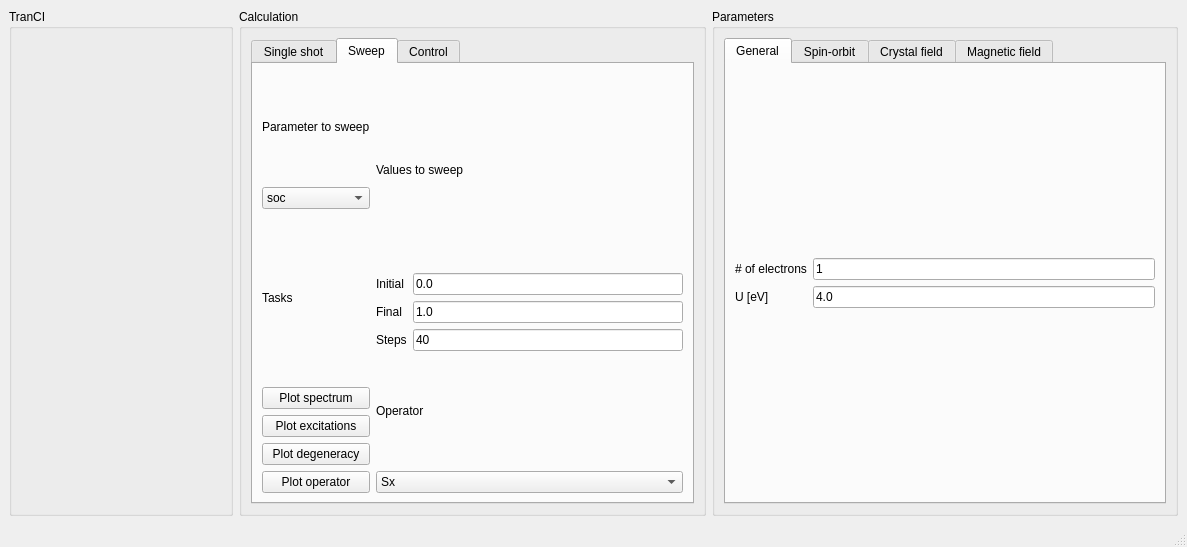
joselado/tranci, file interface_pyqt/interface.ui: the form before one commit.
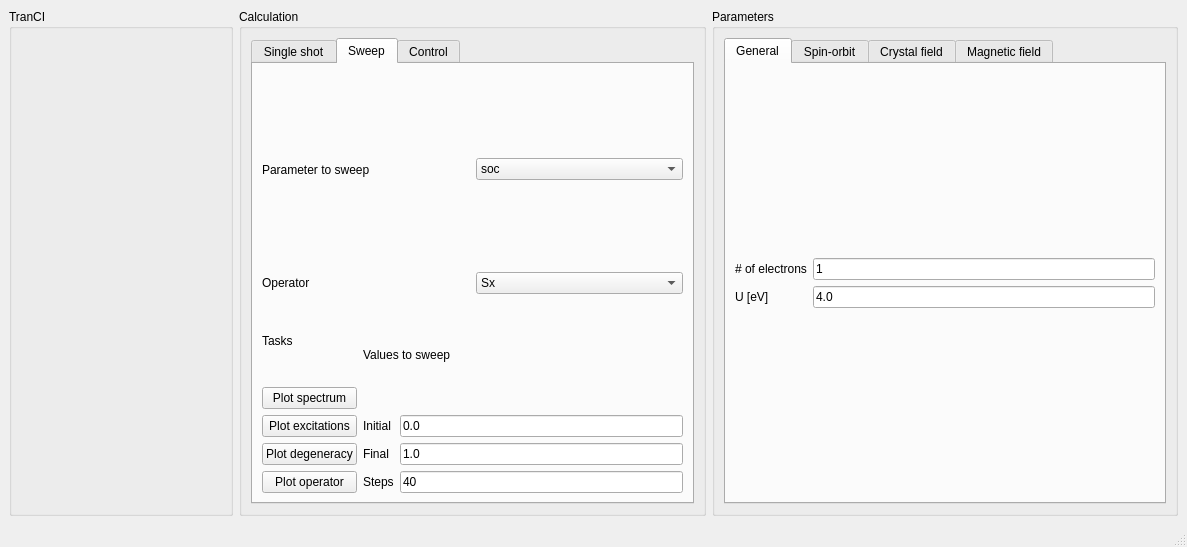
The form after the commit. The open tabs and pages were chosen to show the change.

Diff of the .ui file:
```diff
--- a/interface_pyqt/interface.ui
+++ b/interface_pyqt/interface.ui
@@ -80,200 +80,7 @@
            <string>Sweep</string>
           </attribute>
           <layout class="QGridLayout" name="gridLayout_15">
-           <item row="0" column="0">
-            <layout class="QGridLayout" name="gridLayout_9">
-             <item row="2" column="0">
-              <widget class="QComboBox" name="sweep_variable">
-               <item>
-                <property name="text">
-                 <string>soc</string>
-                </property>
-               </item>
-               <item>
-                <property name="text">
-                 <string>z^2</string>
-                </property>
-               </item>
-               <item>
-                <property name="text">
-                 <string>z^4</string>
-                </property>
-               </item>
-               <item>
-                <property name="text">
-                 <string>x^2-y^2</string>
-                </property>
-               </item>
-               <item>
-                <property name="text">
-                 <string>x^4+y^4+z^4</string>
-                </property>
-               </item>
-               <item>
-                <property name="text">
-                 <string>(x+y+z)^2</string>
-                </property>
-               </item>
-               <item>
-                <property name="text">
-                 <string>B</string>
-                </property>
-               </item>
-               <item>
-                <property name="text">
-                 <string>theta_B</string>
-                </property>
-               </item>
-               <item>
-                <property name="text">
-                 <string>phi_B</string>
-                </property>
-               </item>
-               <item>
-                <property name="text">
-                 <string>J</string>
-                </property>
-               </item>
-               <item>
-                <property name="text">
-                 <string>theta_J</string>
-                </property>
-               </item>
-               <item>
-                <property name="text">
-                 <string>phi_J</string>
-                </property>
-               </item>
-               <item>
-                <property name="text">
-                 <string>U</string>
-                </property>
-               </item>
-              </widget>
-             </item>
-             <item row="1" column="0">
-              <widget class="QLabel" name="label_16">
-               <property name="text">
-                <string>Parameter to sweep</string>
-               </property>
-              </widget>
-             </item>
-            </layout>
-           </item>
-           <item row="0" column="1" rowspan="2">
-            <layout class="QGridLayout" name="gridLayout_10">
-             <item row="3" column="0">
-              <widget class="QLabel" name="label_19">
-               <property name="text">
-                <string>Steps</string>
-               </property>
-              </widget>
-             </item>
-             <item row="1" column="0">
-              <widget class="QLabel" name="label_17">
-               <property name="text">
-                <string>Initial</string>
-               </property>
-              </widget>
-             </item>
-             <item row="3" column="1">
-              <widget class="QLineEdit" name="steps">
-               <property name="toolTip">
-                <string>Number of steps in the sweep</string>
-               </property>
-               <property name="text">
-                <string>40</string>
-               </property>
-              </widget>
-             </item>
-             <item row="1" column="1">
-              <widget class="QLineEdit" name="initial_value">
-               <property name="toolTip">
-                <string>Initial value of the sweep</string>
-               </property>
-               <property name="text">
-                <string>0.0</string>
-               </property>
-              </widget>
-             </item>
-             <item row="2" column="1">
-              <widget class="QLineEdit" name="final_value">
-               <property name="toolTip">
-                <string>Final value of the sweep</string>
-               </property>
-               <property name="text">
-                <string>1.0</string>
-               </property>
-              </widget>
-             </item>
-             <item row="2" column="0">
-              <widget class="QLabel" name="label_18">
-               <property name="text">
-                <string>Final</string>
-               </property>
-              </widget>
-             </item>
-             <item row="0" column="0" colspan="2">
-              <widget class="QLabel" name="label_21">
-               <property name="text">
-                <string>Values to sweep</string>
-               </property>
-              </widget>
-             </item>
-            </layout>
-           </item>
-           <item row="1" column="0" rowspan="2">
-            <layout class="QGridLayout" name="gridLayout_11">
-             <item row="1" column="0">
-              <widget class="QPushButton" name="plot_spectrum">
-               <property name="toolTip">
-                <string>Plot the spectrum of the many body system</string>
-               </property>
-               <property name="text">
-                <string>Plot spectrum</string>
-               </property>
-              </widget>
-             </item>
-             <item row="2" column="0">
-              <widget class="QPushButton" name="plot_excitations">
-               <property name="toolTip">
-                <string>Plot the excitations with respect to the ground state</string>
-               </property>
-               <property name="text">
-                <string>Plot excitations</string>
-               </property>
-              </widget>
-             </item>
-             <item row="3" column="0">
-              <widget class="QPushButton" name="plot_degeneracy">
-               <property name="toolTip">
-                <string>Plot the degeneracy of the ground state</string>
-               </property>
-               <property name="text">
-                <string>Plot degeneracy</string>
-               </property>
-              </widget>
-             </item>
-             <item row="4" column="0">
-              <widget class="QPushButton" name="plot_operator">
-               <property name="toolTip">
-                <string>Plot the expectation value of a certain operator on the ground state manifold</string>
-               </property>
-               <property name="text">
-                <string>Plot operator</string>
-               </property>
-              </widget>
-             </item>
-             <item row="0" column="0">
-              <widget class="QLabel" name="label_20">
-               <property name="text">
-                <string>Tasks</string>
-               </property>
-              </widget>
-             </item>
-            </layout>
-           </item>
-           <item row="2" column="1">
+           <item row="1" column="0" colspan="2">
             <layout class="QGridLayout" name="gridLayout_13">
              <item row="0" column="0">
               <widget class="QLabel" name="label_24">
@@ -282,7 +89,7 @@
                </property>
               </widget>
              </item>
-             <item row="1" column="0">
+             <item row="0" column="1">
               <widget class="QComboBox" name="operator_name">
                <property name="toolTip">
                 <string>Operator used to compute expectation values</string>
@@ -362,6 +169,209 @@
                  <string>z2</string>
                 </property>
                </item>
+               <item>
+                <property name="text">
+                 <string>S_(111)</string>
+                </property>
+               </item>
+               <item>
+                <property name="text">
+                 <string>L_(111)</string>
+                </property>
+               </item>
+              </widget>
+             </item>
+            </layout>
+           </item>
+           <item row="2" column="0">
+            <layout class="QGridLayout" name="gridLayout_11">
+             <item row="1" column="0">
+              <widget class="QPushButton" name="plot_spectrum">
+               <property name="toolTip">
+                <string>Plot the spectrum of the many body system</string>
+               </property>
+               <property name="text">
+                <string>Plot spectrum</string>
+               </property>
+              </widget>
+             </item>
+             <item row="2" column="0">
+              <widget class="QPushButton" name="plot_excitations">
+               <property name="toolTip">
+                <string>Plot the excitations with respect to the ground state</string>
+               </property>
+               <property name="text">
+                <string>Plot excitations</string>
+               </property>
+              </widget>
+             </item>
+             <item row="3" column="0">
+              <widget class="QPushButton" name="plot_degeneracy">
+               <property name="toolTip">
+                <string>Plot the degeneracy of the ground state</string>
+               </property>
+               <property name="text">
+                <string>Plot degeneracy</string>
+               </property>
+              </widget>
+             </item>
+             <item row="4" column="0">
+              <widget class="QPushButton" name="plot_operator">
+               <property name="toolTip">
+                <string>Plot the expectation value of a certain operator on the ground state manifold</string>
+               </property>
+               <property name="text">
+                <string>Plot operator</string>
+               </property>
+              </widget>
+             </item>
+             <item row="0" column="0">
+              <widget class="QLabel" name="label_20">
+               <property name="text">
+                <string>Tasks</string>
+               </property>
+              </widget>
+             </item>
+            </layout>
+           </item>
+           <item row="2" column="1">
+            <layout class="QGridLayout" name="gridLayout_10">
+             <item row="2" column="0">
+              <widget class="QLabel" name="label_17">
+               <property name="text">
+                <string>Initial</string>
+               </property>
+              </widget>
+             </item>
+             <item row="2" column="1">
+              <widget class="QLineEdit" name="initial_value">
+               <property name="toolTip">
+                <string>Initial value of the sweep</string>
+               </property>
+               <property name="text">
+                <string>0.0</string>
+               </property>
+              </widget>
+             </item>
+             <item row="3" column="1">
+              <widget class="QLineEdit" name="final_value">
+               <property name="toolTip">
+                <string>Final value of the sweep</string>
+               </property>
+               <property name="text">
+                <string>1.0</string>
+               </property>
+              </widget>
+             </item>
+             <item row="4" column="1">
+              <widget class="QLineEdit" name="steps">
+               <property name="toolTip">
+                <string>Number of steps in the sweep</string>
+               </property>
+               <property name="text">
+                <string>40</string>
+               </property>
+              </widget>
+             </item>
+             <item row="3" column="0">
+              <widget class="QLabel" name="label_18">
+               <property name="text">
+                <string>Final</string>
+               </property>
+              </widget>
+             </item>
+             <item row="4" column="0">
+              <widget class="QLabel" name="label_19">
+               <property name="text">
+                <string>Steps</string>
+               </property>
+              </widget>
+             </item>
+             <item row="1" column="0" colspan="2">
+              <widget class="QLabel" name="label_21">
+               <property name="text">
+                <string>Values to sweep</string>
+               </property>
+              </widget>
+             </item>
+            </layout>
+           </item>
+           <item row="0" column="0" colspan="2">
+            <layout class="QGridLayout" name="gridLayout_9">
+             <item row="0" column="0" rowspan="2">
+              <widget class="QLabel" name="label_16">
+               <property name="text">
+                <string>Parameter to sweep</string>
+               </property>
+              </widget>
+             </item>
+             <item row="0" column="1" rowspan="2">
+              <widget class="QComboBox" name="sweep_variable">
+               <item>
+                <property name="text">
+                 <string>soc</string>
+                </property>
+               </item>
+               <item>
+                <property name="text">
+                 <string>z^2</string>
+                </property>
+               </item>
+               <item>
+                <property name="text">
+                 <string>z^4</string>
+                </property>
+               </item>
+               <item>
+                <property name="text">
+                 <string>x^2-y^2</string>
+                </property>
+               </item>
+               <item>
+                <property name="text">
+                 <string>x^4+y^4+z^4</string>
+                </property>
+               </item>
+               <item>
+                <property name="text">
+                 <string>(x+y+z)^2</string>
+                </property>
+               </item>
+               <item>
+                <property name="text">
+                 <string>B</string>
+                </property>
+               </item>
+               <item>
+                <property name="text">
+                 <string>theta_B</string>
+                </property>
+               </item>
+               <item>
+                <property name="text">
+                 <string>phi_B</string>
+                </property>
+               </item>
+               <item>
+                <property name="text">
+                 <string>J</string>
+                </property>
+               </item>
+               <item>
+                <property name="text">
+                 <string>theta_J</string>
+                </property>
+               </item>
+               <item>
+                <property name="text">
+                 <string>phi_J</string>
+                </property>
+               </item>
+               <item>
+                <property name="text">
+                 <string>U</string>
+                </property>
+               </item>
               </widget>
              </item>
             </layout>
```
Left out of the diff: 7 changed lines with no effect on the pictures.
